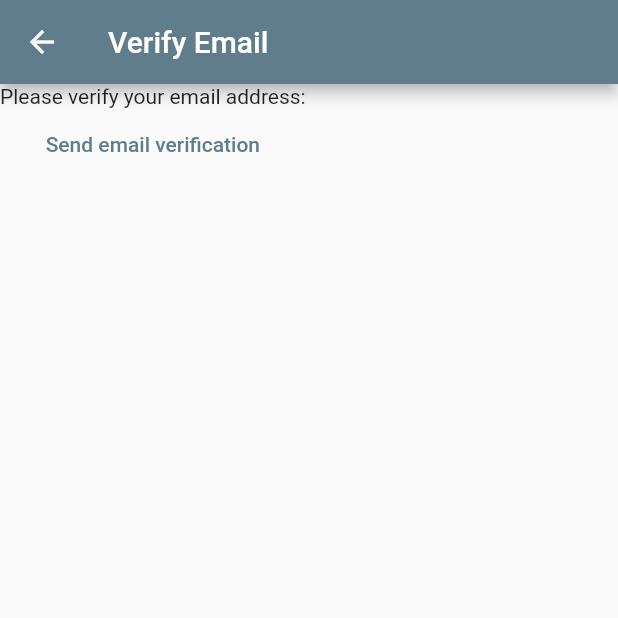
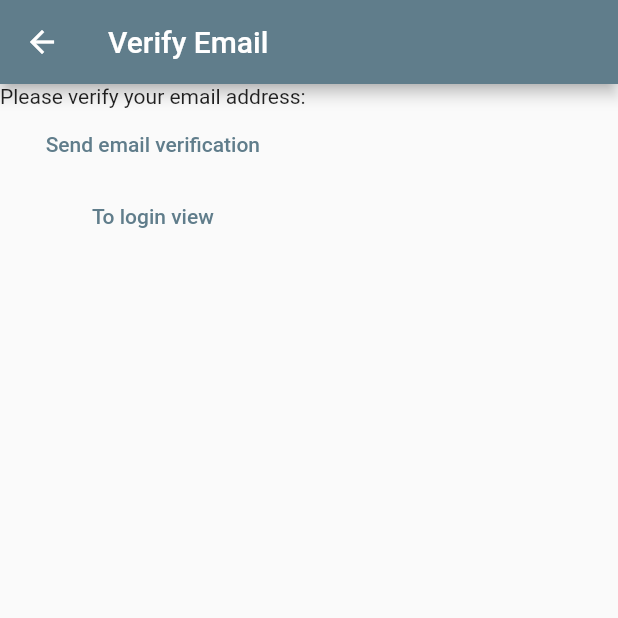
Before and after one commit to DeividasGr/flutter-app, a Flutter app: the VerifyEmailView screen opened directly, after a tap on "Send email verification", on a phone screen of 412 x 824 dp, the top half of it. Run offline on Flutter 3.47's test engine with Material 2 defaults, Android fonts, the phone set to English and light mode, and no system bars; our stand-ins replace firebase_auth, firebase_core; accounts and stored records are empty; network calls fail.

Commit message:
Go From Login to Notes View

```diff
--- a/lib/main.dart
+++ b/lib/main.dart
@@ -5,7 +5,6 @@ import 'package:mynotes/views/login_view.dart';
 import 'package:mynotes/views/register_view.dart';
 import 'package:mynotes/views/verify_email_view.dart';
 import 'firebase_options.dart';
-import 'dart:developer' as console show log;
 
 void main() {
   WidgetsFlutterBinding.ensureInitialized();
@@ -17,7 +16,8 @@ void main() {
     home: const HomePage(),
     routes: {
       '/login/': (context) => const LoginView(),
-      '/register/': (context) => const RegisterView()
+      '/register/': (context) => const RegisterView(),
+      '/notes/': (context) => const Notesview(),
     },
   ));
 }
--- a/lib/views/verify_email_view.dart
+++ b/lib/views/verify_email_view.dart
@@ -17,11 +17,21 @@ class _VerifyEmailViewState extends State<VerifyEmailView> {
         children: [
           const Text('Please verify your email address:'),
           TextButton(
-              onPressed: () async {
-                final user = FirebaseAuth.instance.currentUser;
-                await user?.sendEmailVerification();
-              },
-              child: const Text('Send email verification'))
+            onPressed: () async {
+              final user = FirebaseAuth.instance.currentUser;
+              await user?.sendEmailVerification();
+            },
+            child: const Text('Send email verification'),
+          ),
+          TextButton(
+            onPressed: () {
+              Navigator.of(context).pushNamedAndRemoveUntil(
+                '/login/',
+                (route) => false,
+              );
+            },
+            child: const Text('To login view'),
+          )
         ],
       ),
     );
```
Also changed, not shown: lib/views/login_view.dart (+9 -6 lines), lib/views/register_view.dart (+5 -4 lines).
